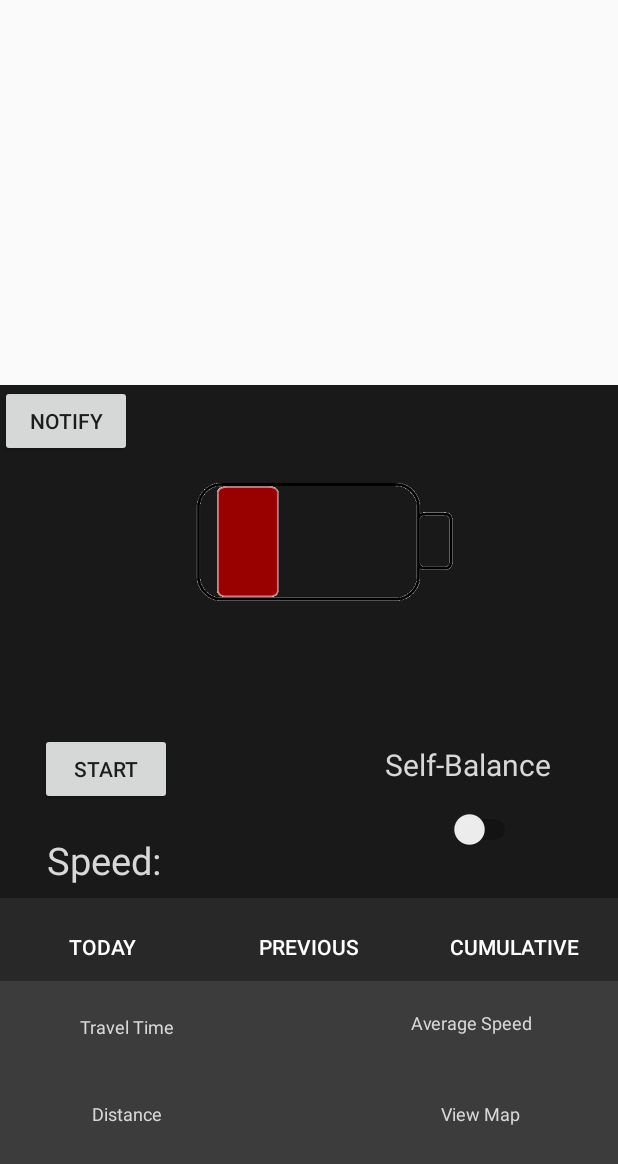
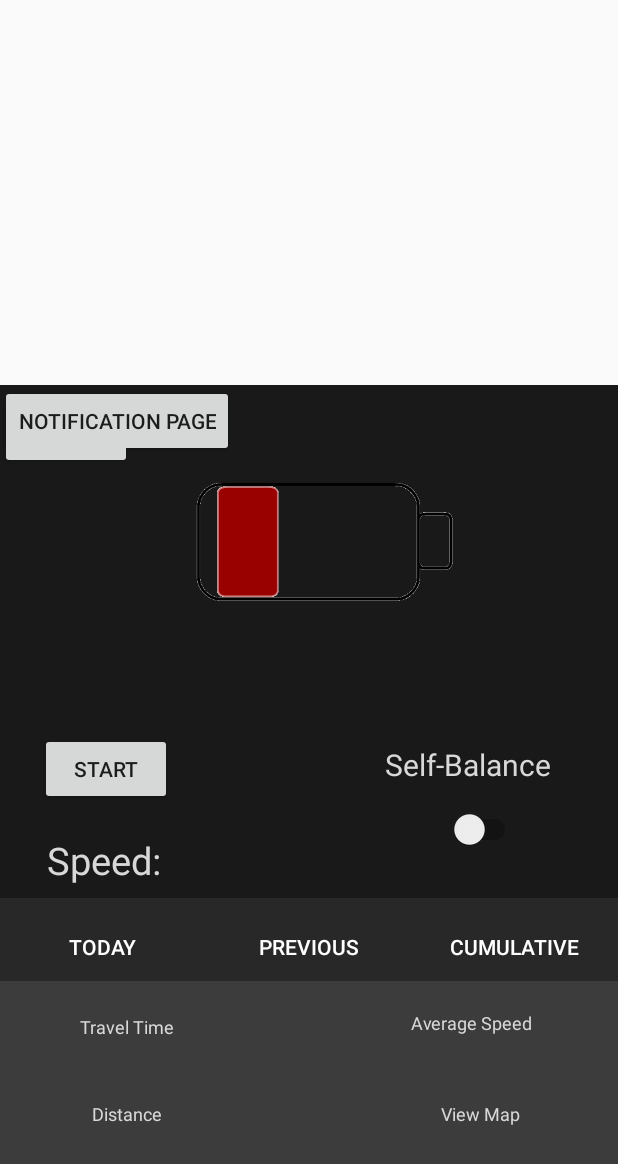
Before and after one commit to ccrossla/HoverchairApp, an Android app: the screen it shows after launch (MainActivity), after a tap on "LOG IN", on a phone screen of 412 x 824 dp. Shown: the top 1164 px of the screen. Run offline under Robolectric (Android 15) with nearby library versions, the phone set to English and light mode, and no system bars; 2 statements that could not run were skipped.

Commit message:
Initial ListView
can pass data using a method in mainactivity into notifications page with a button on notifications page

```diff
--- a/AndroidStudioProjects/HoverchairApp/app/src/main/AndroidManifest.xml
+++ b/AndroidStudioProjects/HoverchairApp/app/src/main/AndroidManifest.xml
@@ -30,9 +30,9 @@
                 <category android:name="android.intent.category.BROWSABLE" />
 
                 <data
-                    android:scheme="http"
                     android:host="hoverchair.com"
-                    android:pathPattern="/main" />
+                    android:pathPattern="/main"
+                    android:scheme="http" />
             </intent-filter>
         </activity>
 
@@ -43,6 +43,7 @@
             android:value="@integer/google_play_services_version" />
 
         <activity android:name=".MainActivity" />
+        <activity android:name=".Notification_Screen"></activity>
     </application>
 
 </manifest>
--- a/AndroidStudioProjects/HoverchairApp/app/src/main/java/com/example/carolinecrossland/hoverchairapp/MainActivity.java
+++ b/AndroidStudioProjects/HoverchairApp/app/src/main/java/com/example/carolinecrossland/hoverchairapp/MainActivity.java
@@ -37,6 +37,8 @@ import android.app.PendingIntent;
 
 public class MainActivity extends AppCompatActivity {
 
+    Button notifButton;
+
     private TabLayout tablayout;
     private ConstraintLayout constraintlayout;
     private ViewPager viewpager;
@@ -60,8 +62,19 @@ public class MainActivity extends AppCompatActivity {
     static ProgressDialog locate;
     static int p = 0;
 
+    //test pass variables
+    private static String message = "mesoog";
+    private static String title = "teetle";
 
-    //Here
+    //methods to get data in other classes
+    public static String getMessage() {
+        return message;
+    }
+
+    public static String getMessTitle() {
+        return title;
+    }
+
     NotificationCompat.Builder notification;
     private static final int uniqueID = 45612; //phone needs id to keep track of all notif
 
@@ -136,8 +149,15 @@ public class MainActivity extends AppCompatActivity {
         battery = findViewById(R.id.battery);
         handler = new Handler();
 
+        notifButton = findViewById(R.id.notifbtn);
+        notifButton.setOnClickListener(new View.OnClickListener(){
+            @Override
+            public void onClick(View v){
+                startActivity(new Intent(MainActivity.this, Notification_Screen.class));
+            }
+        });
 
-        //Here
+
         notification = new NotificationCompat.Builder(this);
         notification.setAutoCancel(true); //need this to make notification go away
 
@@ -273,7 +293,7 @@ public class MainActivity extends AppCompatActivity {
             notificationChannel.enableLights(true);
             notificationChannel.setLightColor(Color.RED);
             notificationChannel.enableVibration(true);
-            notificationChannel.setVibrationPattern(new long[]{100,200,300,400,500,400,300,200,400});
+            notificationChannel.setVibrationPattern(new long[]{100, 200, 300, 400, 500, 400, 300, 200, 400});
             notificationManager.createNotificationChannel(notificationChannel);
 
             Notification notification = new Notification.Builder(MainActivity.this)
@@ -287,7 +307,13 @@ public class MainActivity extends AppCompatActivity {
             notificationManager.notify(notifyId, notification);
         }
 
+       String[] notifData = {
+                message,
+                title
+        };
+
 
 
     }
+
 }
--- a/AndroidStudioProjects/HoverchairApp/app/src/main/res/layout/activity_main.xml
+++ b/AndroidStudioProjects/HoverchairApp/app/src/main/res/layout/activity_main.xml
@@ -128,8 +128,21 @@
                 android:layout_height="wrap_content"
                 android:onClick="testNotifyMe"
                 android:text="Notify"
-                tools:layout_editor_absoluteX="136dp"
-                tools:layout_editor_absoluteY="278dp" />
+                tools:layout_editor_absoluteX="7dp"
+                tools:layout_editor_absoluteY="64dp"
+                android:layout_marginLeft="8dp"
+                android:layout_marginTop="8dp"
+                app:layout_constraintTop_toTopOf="parent"
+                app:layout_constraintVertical_bias="0.1"
+
+                />
+
+            <Button
+                android:layout_width="wrap_content"
+                android:layout_height="wrap_content"
+                android:id="@+id/notifbtn"
+                android:text="Notification Page"
+                />
         </android.support.constraint.ConstraintLayout>
 
     <android.support.design.widget.TabLayout
```
Also changed, not shown: AndroidStudioProjects/HoverchairApp/app/src/main/java/com/example/carolinecrossland/hoverchairapp/Notification_Screen.java (added, +53 -0 lines), AndroidStudioProjects/HoverchairApp/app/src/main/res/layout/activity_notification__screen.xml (added, +24 -0 lines).
